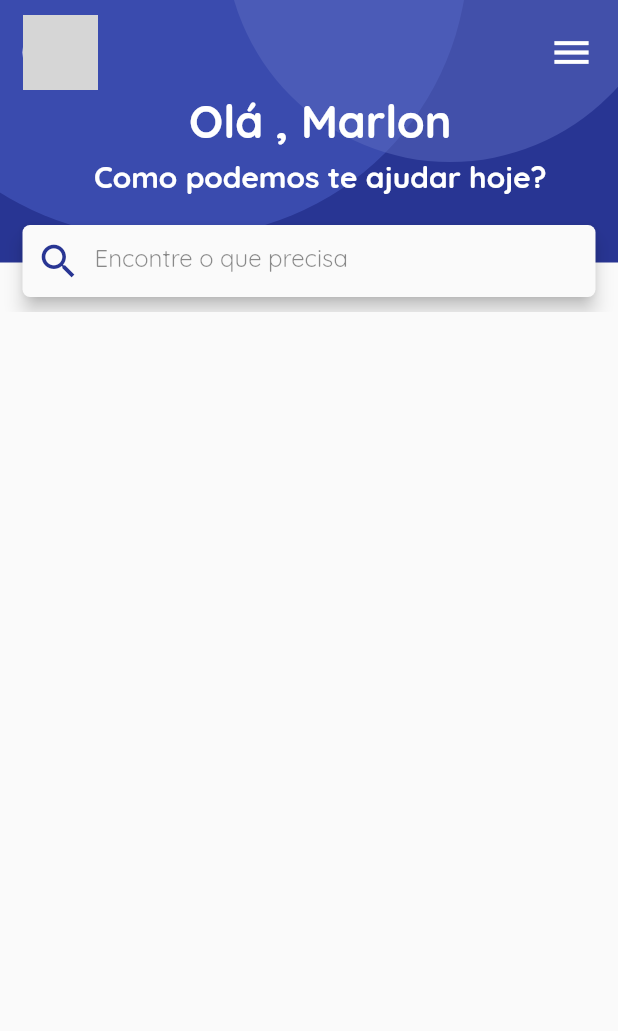
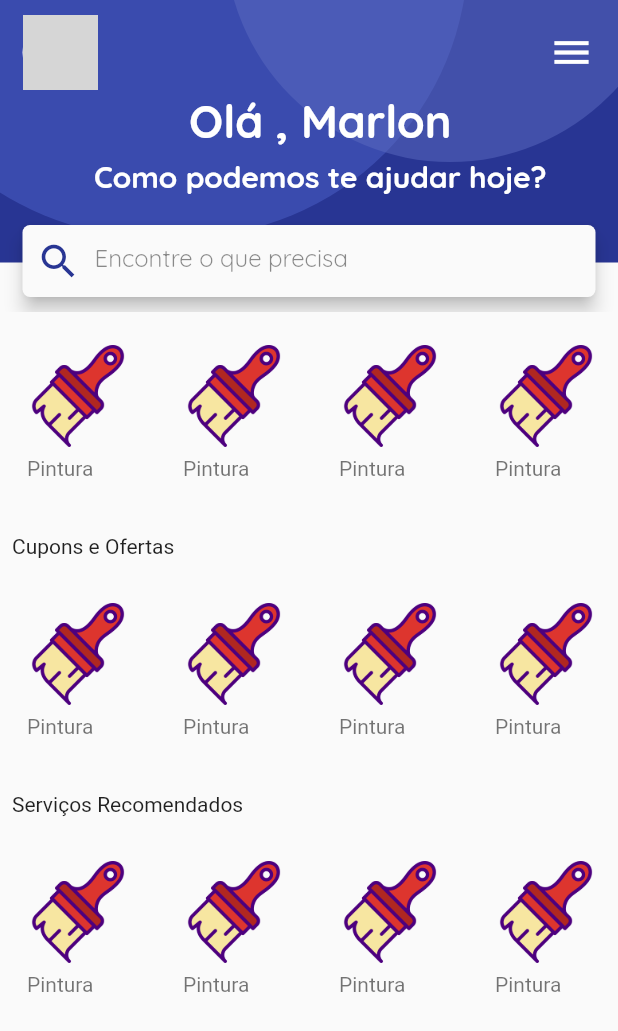
Before and after one commit to Marlon-Paulo-da-Silva/Aplicativo-de-Servi-os, a Flutter app: the screen it shows after launch, on a phone screen of 412 x 824 dp. Shown: the top 1031 px of the screen. Run offline on Flutter 3.47's test engine with Material 2 defaults, Android fonts, the phone set to English and light mode, and no system bars; grey boxes are pictures that could not be loaded.

Commit message:
criado os exemplos de listviews do app

```diff
--- /dev/null
+++ b/lib/components/horizontal_listview.dart
@@ -0,0 +1,65 @@
+import 'package:flutter/material.dart';
+
+class HorizontalList extends StatelessWidget {
+  @override
+  Widget build(BuildContext context) {
+    return Container(
+        height: 100.0,
+        child: ListView(
+          scrollDirection: Axis.horizontal,
+          children: <Widget>[
+            Category(
+              imagelocation: 'images/brush.png',
+              imagecaption: 'Pintura',
+            ),
+            Category(
+              imagelocation: 'images/brush.png',
+              imagecaption: 'Pintura',
+            ),
+            Category(
+              imagelocation: 'images/brush.png',
+              imagecaption: 'Pintura',
+            ),
+            Category(
+              imagelocation: 'images/brush.png',
+              imagecaption: 'Pintura',
+            ),
+            Category(
+              imagelocation: 'images/brush.png',
+              imagecaption: 'Pintura',
+            ),
+            Category(
+              imagelocation: 'images/brush.png',
+              imagecaption: 'Pintura',
+            ),
+          ],
+        ));
+  }
+}
+
+class Category extends StatelessWidget {
+  final String imagelocation;
+  final String imagecaption;
+
+  Category({this.imagecaption, this.imagelocation});
+
+  @override
+  Widget build(BuildContext context) {
+    return Padding(
+        padding: const EdgeInsets.all(2.0),
+        child: InkWell(
+          onTap: () {},
+          child: Container(
+            width: 100.0,
+            child: ListTile(
+              title: Image.asset(
+                imagelocation,
+                width: 100.0,
+                height: 80.0,
+              ),
+              subtitle: Text(imagecaption),
+            ),
+          ),
+        ));
+  }
+}
--- a/lib/main.dart
+++ b/lib/main.dart
@@ -1,4 +1,6 @@
 import 'package:flutter/material.dart';
+
+import 'package:projetinhoflutterhttp/components/horizontal_listview.dart';
 
 void main() => runApp(MyApp());
 
@@ -8,6 +10,7 @@ class MyApp extends StatelessWidget {
   Widget build(BuildContext context) {
     return MaterialApp(
       title: 'Flutter Demo',
+      debugShowCheckedModeBanner: false,
       theme: ThemeData(
         primarySwatch: Colors.blue,
       ),
@@ -28,6 +31,7 @@ class _HomePageState extends State<HomePage> {
       body: ListView(
         children: <Widget>[
           Column(
+            crossAxisAlignment: CrossAxisAlignment.start,
             children: <Widget>[
               Stack(
                 children: <Widget>[
@@ -148,6 +152,50 @@ class _HomePageState extends State<HomePage> {
                   )
                 ],
               ),
+              SizedBox(
+                height: 10.0,
+              ),
+              Stack(
+                children: <Widget>[
+                  SizedBox(
+                    height: 10.0,
+                  ),
+                  HorizontalList(),
+                ],
+              ),
+              SizedBox(
+                height: 30.0,
+              ),
+              Padding(
+                padding: const EdgeInsets.all(8.0),
+                child: Text(
+                  'Cupons e Ofertas',
+                  style: TextStyle(),
+                ),
+              ),
+              SizedBox(
+                height: 10.0,
+              ),
+              Stack(
+                children: <Widget>[
+                  HorizontalList(),
+                ],
+              ),
+              SizedBox(
+                height: 30.0,
+              ),
+              Padding(
+                padding: const EdgeInsets.all(8.0),
+                child: Text('Serviços Recomendados'),
+              ),
+              SizedBox(
+                height: 10.0,
+              ),
+              Stack(
+                children: <Widget>[
+                  HorizontalList(),
+                ],
+              ),
             ],
           )
         ],
--- a/pubspec.yaml
+++ b/pubspec.yaml
@@ -40,7 +40,7 @@ flutter:
 
   # To add assets to your application, add an assets section, like this:
   assets:
-    - images/perfil-marlon.jpg
+    - images/
   # An image asset can refer to one or more resolution-specific "variants", see
   # https://flutter.dev/assets-and-images/#resolution-aware.
   # For details regarding adding assets from package dependencies, see
```
Also changed, not shown: images/brush.png (added), 1 other file.
